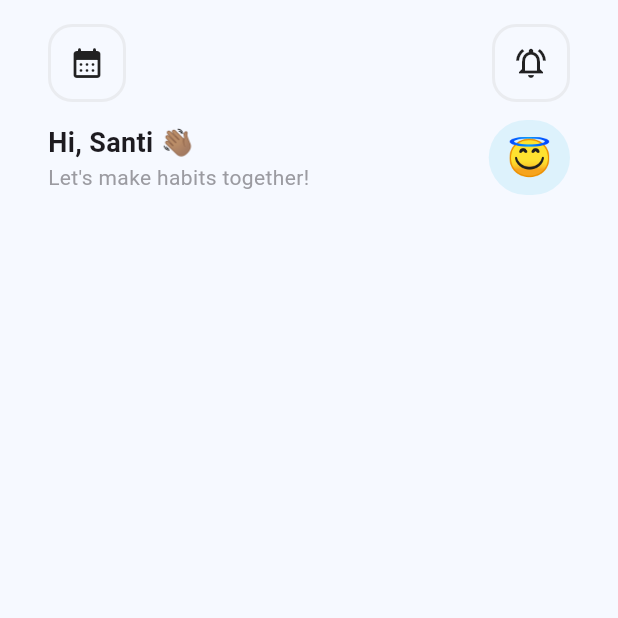
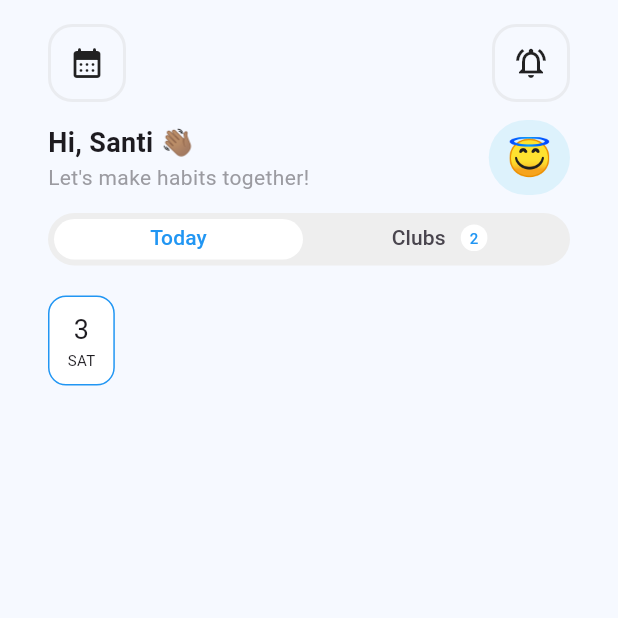
Before and after one commit to CardRapier/HProject, a Flutter app: the screen it shows after launch, on a phone screen of 412 x 824 dp, the top half of it. Run offline on Flutter 3.47's test engine with Material 3 defaults, Android fonts, the phone set to English and light mode, and no system bars.

Commit message:
Add tab toggle, and first day item component

```diff
--- a/lib/main.dart
+++ b/lib/main.dart
@@ -1,4 +1,3 @@
-import 'package:flutter/cupertino.dart';
 import 'package:flutter/material.dart';
 
 void main() {
@@ -43,6 +42,7 @@ class MyHomePage extends StatelessWidget {
 
   @override
   Widget build(BuildContext context) {
+    final screenSize = MediaQuery.of(context).size;
     return Scaffold(
       backgroundColor: const Color.fromRGBO(246, 249, 255, 1),
       body: SafeArea(
@@ -50,6 +50,7 @@ class MyHomePage extends StatelessWidget {
           padding: const EdgeInsets.symmetric(horizontal: 32, vertical: 16),
           child: Column(
             children: [
+              //TODO: remopve general padding, add padding to the header
               const Row(
                 mainAxisAlignment: MainAxisAlignment.spaceBetween,
                 children: [
@@ -62,7 +63,7 @@ class MyHomePage extends StatelessWidget {
                 ],
               ),
               Padding(
-                padding: const EdgeInsets.only(top: 12),
+                padding: const EdgeInsets.symmetric(vertical: 12),
                 child: Row(
                   mainAxisAlignment: MainAxisAlignment.spaceBetween,
                   children: [
@@ -96,6 +97,86 @@ class MyHomePage extends StatelessWidget {
                   ],
                 ),
               ),
+              Container(
+                height: 35,
+                decoration: BoxDecoration(
+                    borderRadius: const BorderRadius.all(
+                      Radius.circular(20),
+                    ),
+                    color: Colors.grey.shade200),
+                child: DefaultTabController(
+                  length: 2,
+                  child: TabBar(
+                      indicatorSize: TabBarIndicatorSize.tab,
+                      dividerColor: Colors.transparent,
+                      indicatorPadding: const EdgeInsets.symmetric(
+                          horizontal: 4, vertical: 4),
+                      labelColor: Colors.blue,
+                      indicator: const BoxDecoration(
+                        color: Colors.white,
+                        borderRadius: BorderRadius.all(Radius.circular(20)),
+                      ),
+                      tabs: [
+                        const Text(
+                          'Today',
+                        ),
+                        Row(
+                          mainAxisAlignment: MainAxisAlignment.center,
+                          children: [
+                            const Text(
+                              'Clubs',
+                            ),
+                            Container(
+                              margin:
+                                  const EdgeInsetsDirectional.only(start: 10),
+                              padding: const EdgeInsets.all(6),
+                              decoration: const BoxDecoration(
+                                  color: Colors.white, shape: BoxShape.circle),
+                              child: const Center(
+                                  child: Text(
+                                '2',
+                                style:
+                                    TextStyle(color: Colors.blue, fontSize: 10),
+                              )),
+                            )
+                          ],
+                        )
+                      ]),
+                ),
+              ),
+              //TODO: remove general padding, add padding to header, and here just add let vertical padding
+              Padding(
+                padding: const EdgeInsets.symmetric(vertical: 20),
+                child: SizedBox(
+                  height: 60,
+                  child: ListView(
+                    scrollDirection: Axis.horizontal,
+                    children: [
+                      Container(
+                        decoration: BoxDecoration(
+                            color: Colors.white,
+                            borderRadius: BorderRadius.circular(12),
+                            border: Border.all(color: Colors.blue)),
+                        padding: const EdgeInsets.symmetric(
+                            horizontal: 12, vertical: 4),
+                        child: const Column(
+                          mainAxisAlignment: MainAxisAlignment.center,
+                          children: [
+                            Text(
+                              '3',
+                              style: TextStyle(fontSize: 18),
+                            ),
+                            Text(
+                              'SAT',
+                              style: TextStyle(fontSize: 10),
+                            )
+                          ],
+                        ),
+                      )
+                    ],
+                  ),
+                ),
+              )
             ],
           ),
         ),
```
Also changed, not shown: pubspec.yaml (+2 -5 lines).
